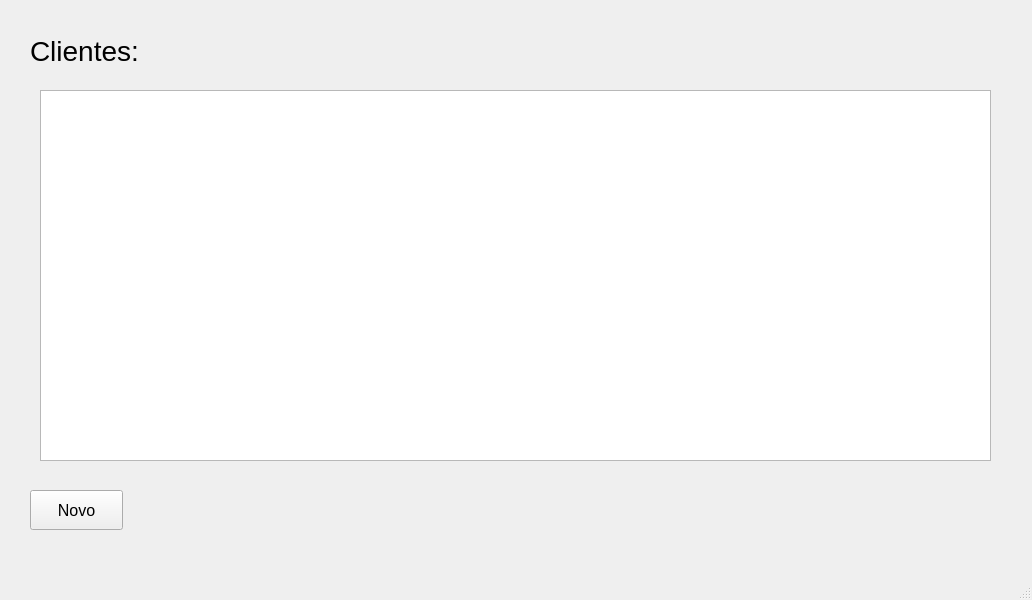
Old version of the form lista_clientes.ui in the repository DanPS-SM/app_delivery_2.
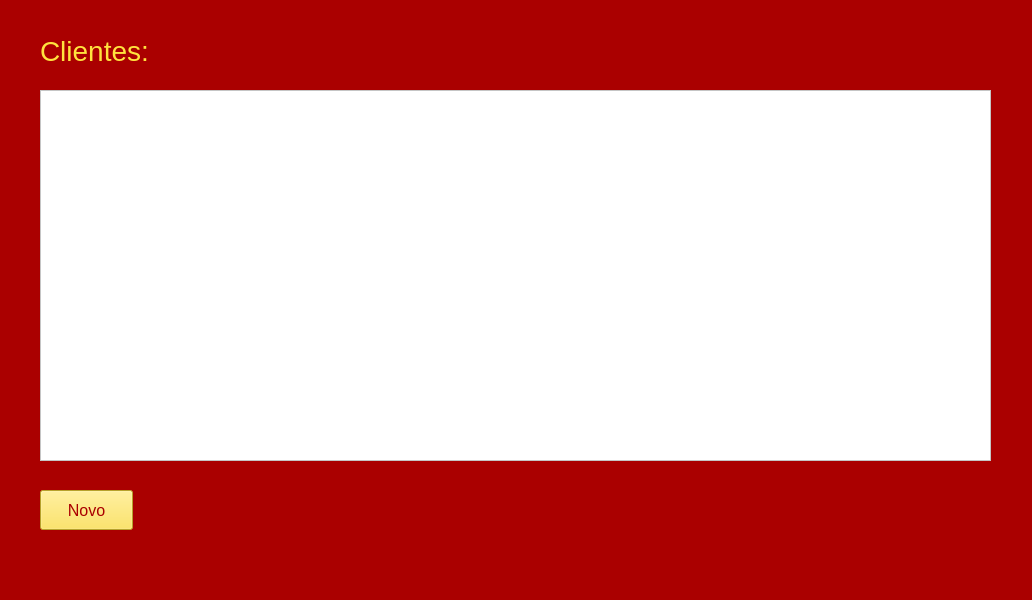
New version of the form.

Patch:
```diff
--- a/lista_clientes.ui
+++ b/lista_clientes.ui
@@ -13,6 +13,9 @@
   <property name="windowTitle">
    <string>MainWindow</string>
   </property>
+  <property name="styleSheet">
+   <string notr="true">background-color: rgb(170, 0, 0);</string>
+  </property>
   <widget class="QWidget" name="centralwidget">
    <widget class="QTableWidget" name="tableWidget">
     <property name="geometry">
@@ -23,16 +26,137 @@
       <height>371</height>
      </rect>
     </property>
+    <property name="styleSheet">
+     <string notr="true">background-color: rgb(255, 255, 255);</string>
+    </property>
    </widget>
    <widget class="QLabel" name="label">
     <property name="geometry">
      <rect>
-      <x>30</x>
-      <y>10</y>
-      <width>151</width>
-      <height>81</height>
+      <x>40</x>
+      <y>30</y>
+      <width>111</width>
+      <height>41</height>
      </rect>
     </property>
+    <property name="palette">
+     <palette>
+      <active>
+       <colorrole role="WindowText">
+        <brush brushstyle="SolidPattern">
+         <color alpha="255">
+          <red>255</red>
+          <green>226</green>
+          <blue>62</blue>
+         </color>
+        </brush>
+       </colorrole>
+       <colorrole role="Button">
+        <brush brushstyle="SolidPattern">
+         <color alpha="255">
+          <red>170</red>
+          <green>0</green>
+          <blue>0</blue>
+         </color>
+        </brush>
+       </colorrole>
+       <colorrole role="Base">
+        <brush brushstyle="SolidPattern">
+         <color alpha="255">
+          <red>170</red>
+          <green>0</green>
+          <blue>0</blue>
+         </color>
+        </brush>
+       </colorrole>
+       <colorrole role="Window">
+        <brush brushstyle="SolidPattern">
+         <color alpha="255">
+          <red>170</red>
+          <green>0</green>
+          <blue>0</blue>
+         </color>
+        </brush>
+       </colorrole>
+      </active>
+      <inactive>
+       <colorrole role="WindowText">
+        <brush brushstyle="SolidPattern">
+         <color alpha="255">
+          <red>255</red>
+          <green>226</green>
+          <blue>62</blue>
+         </color>
+        </brush>
+       </colorrole>
+       <colorrole role="Button">
+        <brush brushstyle="SolidPattern">
+         <color alpha="255">
+          <red>170</red>
+          <green>0</green>
+          <blue>0</blue>
+         </color>
+        </brush>
+       </colorrole>
+       <colorrole role="Base">
+        <brush brushstyle="SolidPattern">
+         <color alpha="255">
+          <red>170</red>
+          <green>0</green>
+          <blue>0</blue>
+         </color>
+        </brush>
+       </colorrole>
+       <colorrole role="Window">
+        <brush brushstyle="SolidPattern">
+         <color alpha="255">
+          <red>170</red>
+          <green>0</green>
+          <blue>0</blue>
+         </color>
+        </brush>
+       </colorrole>
+      </inactive>
+      <disabled>
+       <colorrole role="WindowText">
+        <brush brushstyle="SolidPattern">
+         <color alpha="255">
+          <red>120</red>
+          <green>120</green>
+          <blue>120</blue>
+         </color>
+        </brush>
+       </colorrole>
+       <colorrole role="Button">
+        <brush brushstyle="SolidPattern">
+         <color alpha="255">
+          <red>170</red>
+          <green>0</green>
+          <blue>0</blue>
+         </color>
+        </brush>
+       </colorrole>
+       <colorrole role="Base">
+        <brush brushstyle="SolidPattern">
+         <color alpha="255">
+          <red>170</red>
+          <green>0</green>
+          <blue>0</blue>
+         </color>
+        </brush>
+       </colorrole>
+       <colorrole role="Window">
+        <brush brushstyle="SolidPattern">
+         <color alpha="255">
+          <red>170</red>
+          <green>0</green>
+          <blue>0</blue>
+         </color>
+        </brush>
+       </colorrole>
+      </disabled>
+     </palette>
+    </property>
     <property name="font">
      <font>
       <pointsize>21</pointsize>
@@ -45,32 +169,170 @@
    <widget class="QPushButton" name="pushButton">
     <property name="geometry">
      <rect>
-      <x>30</x>
+      <x>40</x>
       <y>490</y>
       <width>93</width>
       <height>40</height>
      </rect>
     </property>
+    <property name="palette">
+     <palette>
+      <active>
+       <colorrole role="WindowText">
+        <brush brushstyle="SolidPattern">
+         <color alpha="255">
+          <red>170</red>
+          <green>0</green>
+          <blue>0</blue>
+         </color>
+        </brush>
+       </colorrole>
+       <colorrole role="Button">
+        <brush brushstyle="SolidPattern">
+         <color alpha="255">
+          <red>255</red>
+          <green>226</green>
+          <blue>62</blue>
+         </color>
+        </brush>
+       </colorrole>
+       <colorrole role="ButtonText">
+        <brush brushstyle="SolidPattern">
+         <color alpha="255">
+          <red>170</red>
+          <green>0</green>
+          <blue>0</blue>
+         </color>
+        </brush>
+       </colorrole>
+       <colorrole role="Base">
+        <brush brushstyle="SolidPattern">
+         <color alpha="255">
+          <red>255</red>
+          <green>226</green>
+          <blue>62</blue>
+         </color>
+        </brush>
+       </colorrole>
+       <colorrole role="Window">
+        <brush brushstyle="SolidPattern">
+         <color alpha="255">
+          <red>255</red>
+          <green>226</green>
+          <blue>62</blue>
+         </color>
+        </brush>
+       </colorrole>
+      </active>
+      <inactive>
+       <colorrole role="WindowText">
+        <brush brushstyle="SolidPattern">
+         <color alpha="255">
+          <red>170</red>
+          <green>0</green>
+          <blue>0</blue>
+         </color>
+        </brush>
+       </colorrole>
+       <colorrole role="Button">
+        <brush brushstyle="SolidPattern">
+         <color alpha="255">
+          <red>255</red>
+          <green>226</green>
+          <blue>62</blue>
+         </color>
+        </brush>
+       </colorrole>
+       <colorrole role="ButtonText">
+        <brush brushstyle="SolidPattern">
+         <color alpha="255">
+          <red>170</red>
+          <green>0</green>
+          <blue>0</blue>
+         </color>
+        </brush>
+       </colorrole>
+       <colorrole role="Base">
+        <brush brushstyle="SolidPattern">
+         <color alpha="255">
+          <red>255</red>
+          <green>226</green>
+          <blue>62</blue>
+         </color>
+        </brush>
+       </colorrole>
+       <colorrole role="Window">
+        <brush brushstyle="SolidPattern">
+         <color alpha="255">
+          <red>255</red>
+          <green>226</green>
+          <blue>62</blue>
+         </color>
+        </brush>
+       </colorrole>
+      </inactive>
+      <disabled>
+       <colorrole role="WindowText">
+        <brush brushstyle="SolidPattern">
+         <color alpha="255">
+          <red>120</red>
+          <green>120</green>
+          <blue>120</blue>
+         </color>
+        </brush>
+       </colorrole>
+       <colorrole role="Button">
+        <brush brushstyle="SolidPattern">
+         <color alpha="255">
+          <red>255</red>
+          <green>226</green>
+          <blue>62</blue>
+         </color>
+        </brush>
+       </colorrole>
+       <colorrole role="ButtonText">
+        <brush brushstyle="SolidPattern">
+         <color alpha="255">
+          <red>120</red>
+          <green>120</green>
+          <blue>120</blue>
+         </color>
+        </brush>
+       </colorrole>
+       <colorrole role="Base">
+        <brush brushstyle="SolidPattern">
+         <color alpha="255">
+          <red>255</red>
+          <green>226</green>
+          <blue>62</blue>
+         </color>
+        </brush>
+       </colorrole>
+       <colorrole role="Window">
+        <brush brushstyle="SolidPattern">
+         <color alpha="255">
+          <red>255</red>
+          <green>226</green>
+          <blue>62</blue>
+         </color>
+        </brush>
+       </colorrole>
+      </disabled>
+     </palette>
+    </property>
     <property name="font">
      <font>
       <pointsize>12</pointsize>
      </font>
     </property>
+    <property name="styleSheet">
+     <string notr="true">background-color: rgb(255, 226, 62);</string>
+    </property>
     <property name="text">
      <string>Novo</string>
     </property>
    </widget>
   </widget>
-  <widget class="QMenuBar" name="menubar">
-   <property name="geometry">
-    <rect>
-     <x>0</x>
-     <y>0</y>
-     <width>1032</width>
-     <height>26</height>
-    </rect>
-   </property>
-  </widget>
   <widget class="QStatusBar" name="statusbar"/>
  </widget>
  <resources/>
```
